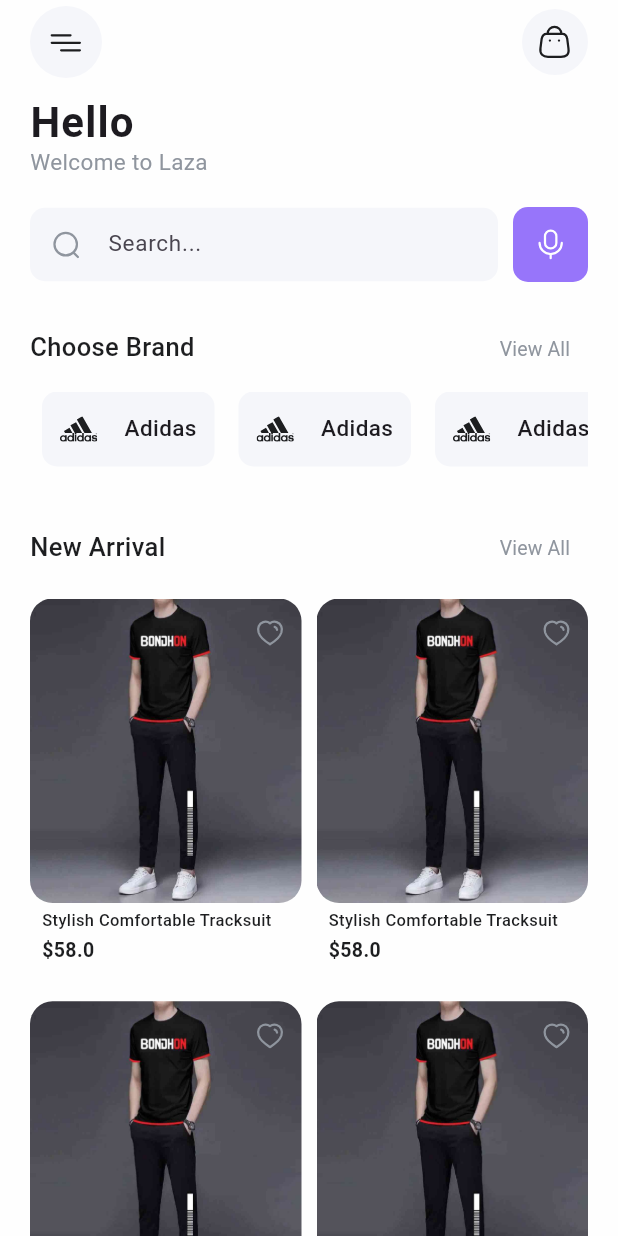
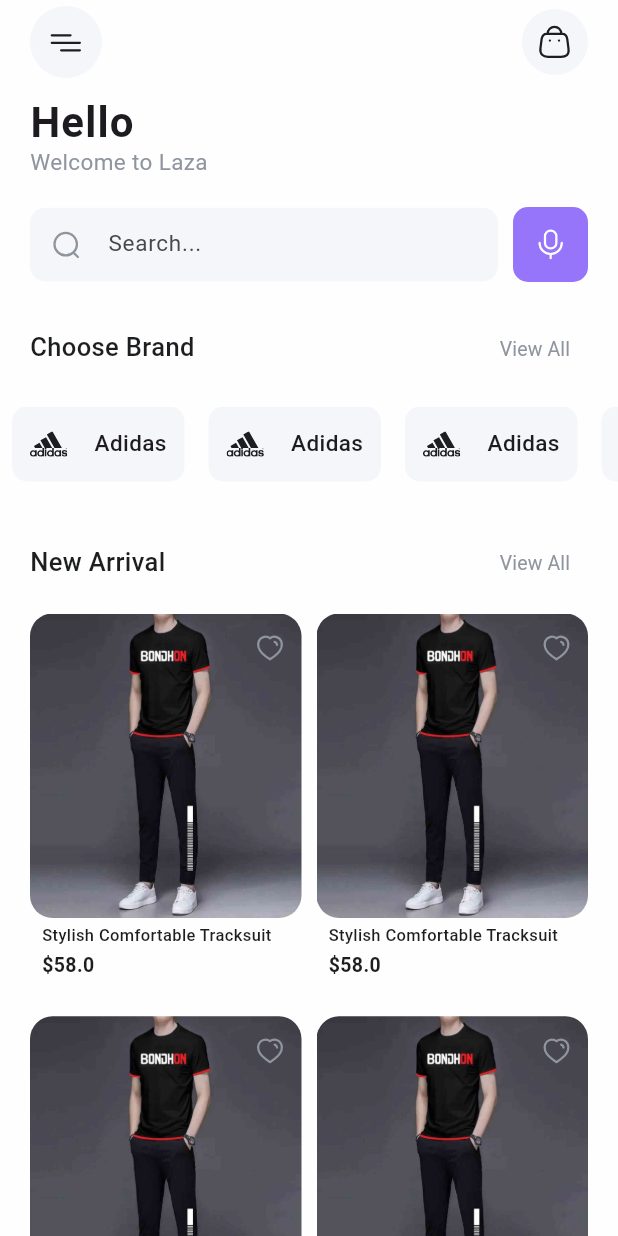
Before and after one commit to tomaaktar131/e_commerce, a Flutter app: the HomePage screen opened by its route, on a phone screen of 412 x 824 dp. Run offline on Flutter 3.47's test engine with Material 3 defaults, Android fonts, the phone set to English and light mode, and no system bars; our stand-ins replace flutter_svg, get, image_picker, pinput.

Commit message:
Updated UI and fixed bugs

```diff
--- a/lib/features/home/bottomNB_screen/home_page.dart
+++ b/lib/features/home/bottomNB_screen/home_page.dart
@@ -38,7 +38,7 @@
             return Padding(
               padding: const EdgeInsets.only(left: 20),
               child: CircleAvatar(
-                radius: 22,
+
                 backgroundColor: const Color(0xffF5F6FA),
                 child: GestureDetector(
                   onTap: () {
@@ -274,9 +274,12 @@
           ],
         ),
       ),
-      body: SafeArea(
-        child: SingleChildScrollView(
-          padding: const EdgeInsets.symmetric(horizontal: 20, vertical: 10),
+      body: SingleChildScrollView(
+        child: Column(
+          crossAxisAlignment: CrossAxisAlignment.start,
+          children: [
+          Padding(
+            padding: EdgeInsets.symmetric(horizontal: 20,vertical: 10),
             child: Column(
               crossAxisAlignment: CrossAxisAlignment.start,
               children: [
@@ -344,6 +347,9 @@
                     ),
                   ],
                 ),
+              ],
+            ),
+          ),
             const SizedBox(height: 5),
             SingleChildScrollView(
               scrollDirection: Axis.horizontal,
@@ -357,6 +363,11 @@
                 ],
               ),
             ),
+            Padding(
+              padding: const EdgeInsets.symmetric(horizontal: 20),
+              child: Column(
+                crossAxisAlignment: CrossAxisAlignment.start,
+                children: [
                   const SizedBox(height: 30),
 
                   Row(
@@ -392,6 +403,8 @@
                 ],
               ),
             ),
+          ],
+        ),
       ),
 
 
```
Also changed, not shown: pubspec.lock. Lines whose indentation alone changed are shown as unchanged.
